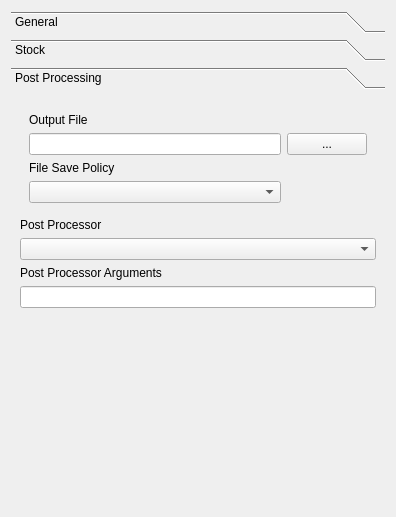
The window that src/Mod/Path/Gui/Resources/panels/JobEdit.ui (berndhahnebach/All_FreeCAD) describes before a commit, drawn with Qt 5.
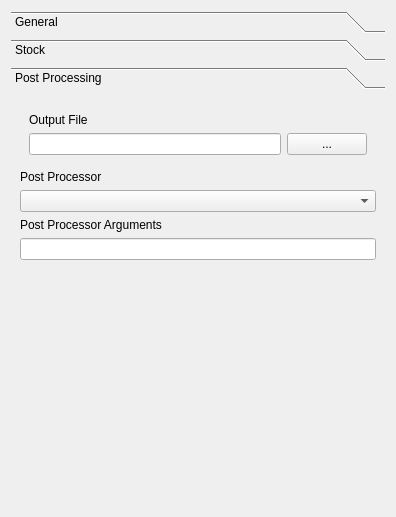
The same window after the commit. The open tabs and pages were chosen to show the change. Icons and pictures are not drawn.

Commit message: Improved default behaviour and removed output-policy from job settings.

Patch:
```diff
--- a/src/Mod/Path/Gui/Resources/panels/JobEdit.ui
+++ b/src/Mod/Path/Gui/Resources/panels/JobEdit.ui
@@ -215,8 +215,8 @@
        <rect>
         <x>0</x>
         <y>0</y>
-        <width>424</width>
-        <height>376</height>
+        <width>378</width>
+        <height>391</height>
        </rect>
       </property>
       <attribute name="icon">
@@ -263,51 +263,6 @@
             </property>
            </widget>
           </item>
-          <item row="2" column="0">
-           <widget class="QLabel" name="label_9">
-            <property name="text">
-             <string>File Save Policy</string>
-            </property>
-           </widget>
-          </item>
-          <item row="3" column="0">
-           <widget class="QComboBox" name="cboOutputPolicy">
-            <property name="sizePolicy">
-             <sizepolicy hsizetype="Preferred" vsizetype="Fixed">
-              <horstretch>0</horstretch>
-              <verstretch>0</verstretch>
-             </sizepolicy>
-            </property>
-            <property name="toolTip">
-             <string>&lt;html&gt;&lt;head/&gt;&lt;body&gt;&lt;p&gt;Choose how to deal with potential file name conflicts. Always open a dialog, only open a dialog if the output file already exists, overwrite any existing file or add a unique (3 digit) sequential ID to the file name.&lt;/p&gt;&lt;/body&gt;&lt;/html&gt;</string>
-            </property>
-            <item>
-             <property name="text">
-              <string></string>
-             </property>
-            </item>
-            <item>
-             <property name="text">
-              <string>Open File Dialog</string>
-             </property>
-            </item>
-            <item>
-             <property name="text">
-              <string>Open File Dialog on conflict</string>
-             </property>
-            </item>
-            <item>
-             <property name="text">
-              <string>Overwrite existing file</string>
-             </property>
-            </item>
-            <item>
-             <property name="text">
-              <string>Append Unique ID on conflict</string>
-             </property>
-            </item>
-           </widget>
-          </item>
          </layout>
         </widget>
        </item>
```
Left out of the diff: 4 changed lines with no effect on the pictures. The commit also changes 2 other files.
